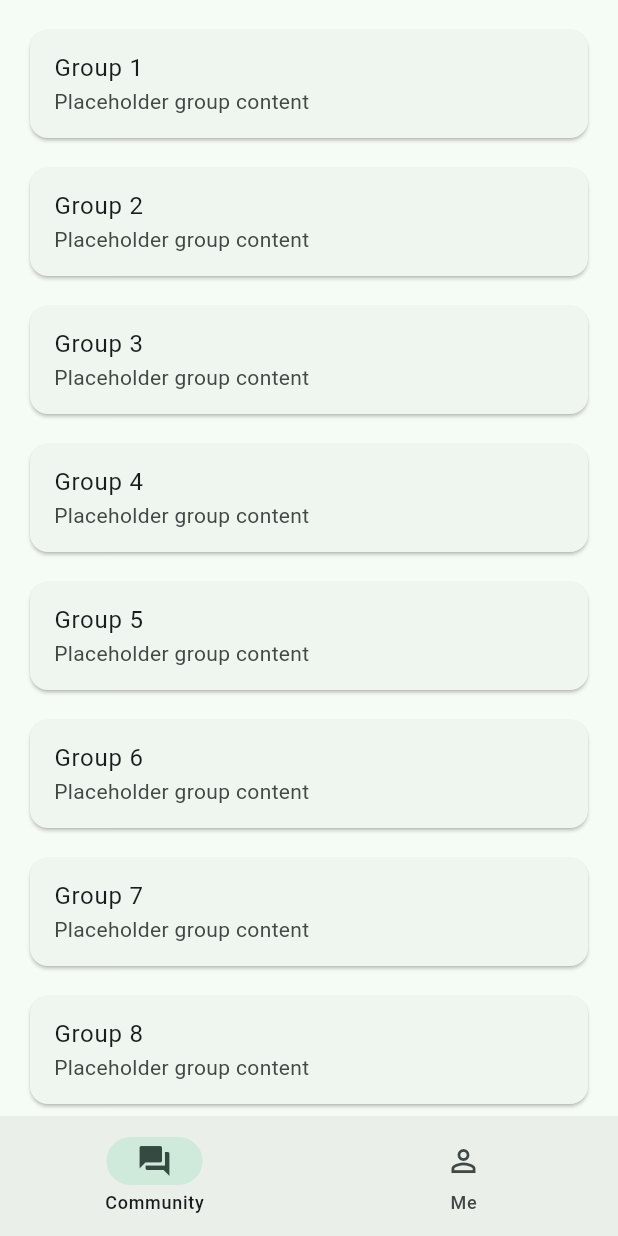
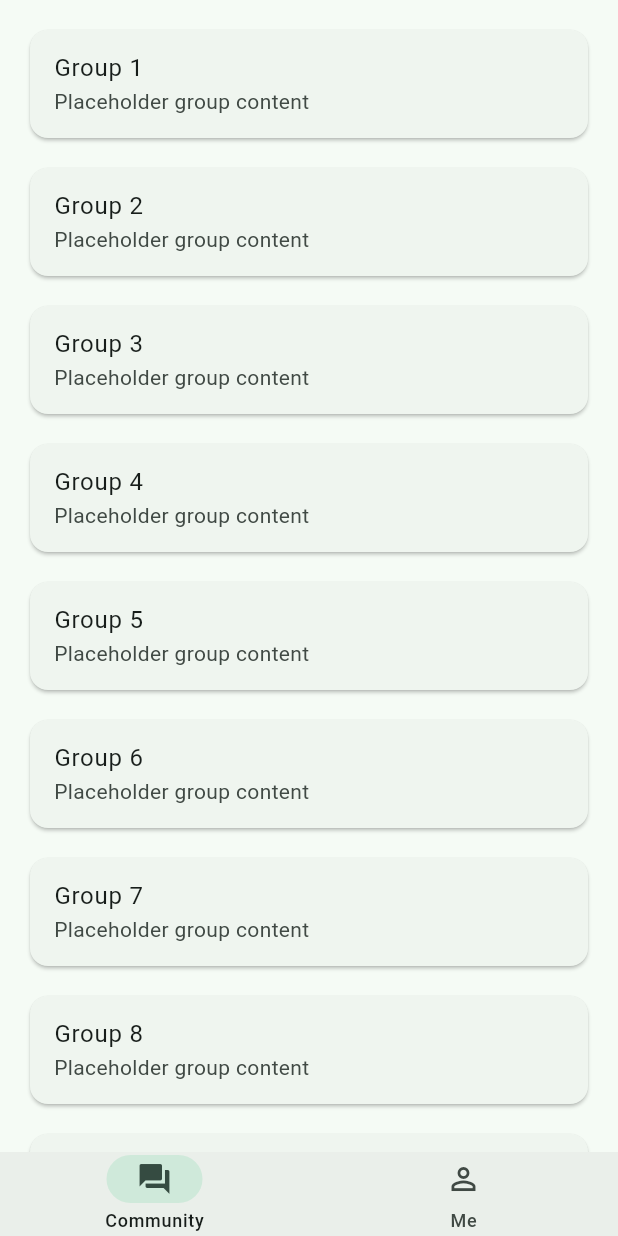
Before and after one commit to 23r0c001/flutter.posts, a Flutter app: the screen it shows after launch, on a phone screen of 412 x 824 dp. Run offline on Flutter 3.47's test engine with Material 3 defaults, Android fonts, the phone set to English and light mode, and no system bars; our stand-ins replace go_router; missing offline and left inert: dart:html.

Commit message:
[UI] Enhance ForumShell navigation for iOS and Android
- Added platform-specific icons for the bottom navigation bar in ForumShell.
- Introduced a check for iOS to display appropriate icons for 'Community' and 'Me' destinations.
- Adjusted navigation bar height for improved UI consistency.

```diff
--- a/lib/src/views/forum_home/forum_shell.dart
+++ b/lib/src/views/forum_home/forum_shell.dart
@@ -1,3 +1,4 @@
+import 'package:flutter/cupertino.dart';
 import 'package:flutter/material.dart';
 import 'package:flutter_posts/src/shared/navigation/lightbox_controller.dart';
 import 'package:flutter_posts/src/shared/widgets/responsive_layout.dart';
@@ -79,19 +80,29 @@ class ForumShell extends StatelessWidget {
       return null;
     }
 
+    final bool isIOS = Theme.of(context).platform == TargetPlatform.iOS;
     final int currentIndex = navigationShell.currentIndex;
 
     return NavigationBar(
+      height: 56,
       selectedIndex: currentIndex,
-      destinations: const [
+      destinations: [
         NavigationDestination(
-          icon: Icon(Icons.forum_outlined),
-          selectedIcon: Icon(Icons.forum),
+          icon: Icon(
+            isIOS ? CupertinoIcons.chat_bubble_2 : Icons.forum_outlined,
+          ),
+          selectedIcon: Icon(
+            isIOS ? CupertinoIcons.chat_bubble_2_fill : Icons.forum,
+          ),
           label: 'Community',
         ),
         NavigationDestination(
-          icon: Icon(Icons.person_outline),
-          selectedIcon: Icon(Icons.person),
+          icon: Icon(
+            isIOS ? CupertinoIcons.person : Icons.person_outline,
+          ),
+          selectedIcon: Icon(
+            isIOS ? CupertinoIcons.person_fill : Icons.person,
+          ),
           label: 'Me',
         ),
       ],
```
